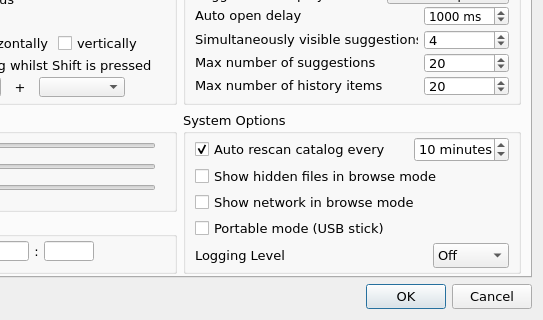
Above: src/OptionDialog.ui from samsonwang/LaunchyQt before the change; both pictures show x 177 to 720 and y 100 to 420 of the 720 by 420 pixel window. Below: the same form after it.
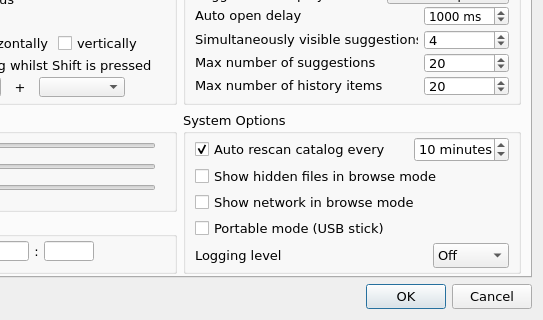
That is the form after the change. Icons and pictures are not drawn. Custom widgets are drawn as their Qt base class.

Patch:
```diff
--- a/src/OptionDialog.ui
+++ b/src/OptionDialog.ui
@@ -957,7 +957,7 @@
             <item>
              <widget class="QLabel" name="label_14">
               <property name="text">
-               <string>Logging Level</string>
+               <string>Logging level</string>
               </property>
              </widget>
             </item>
```
